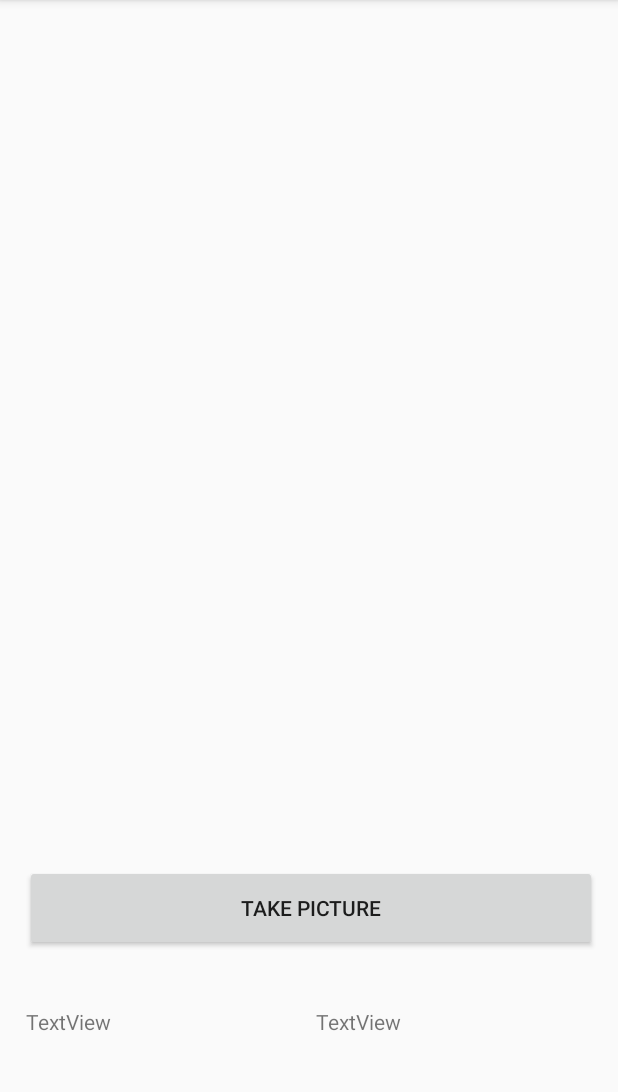
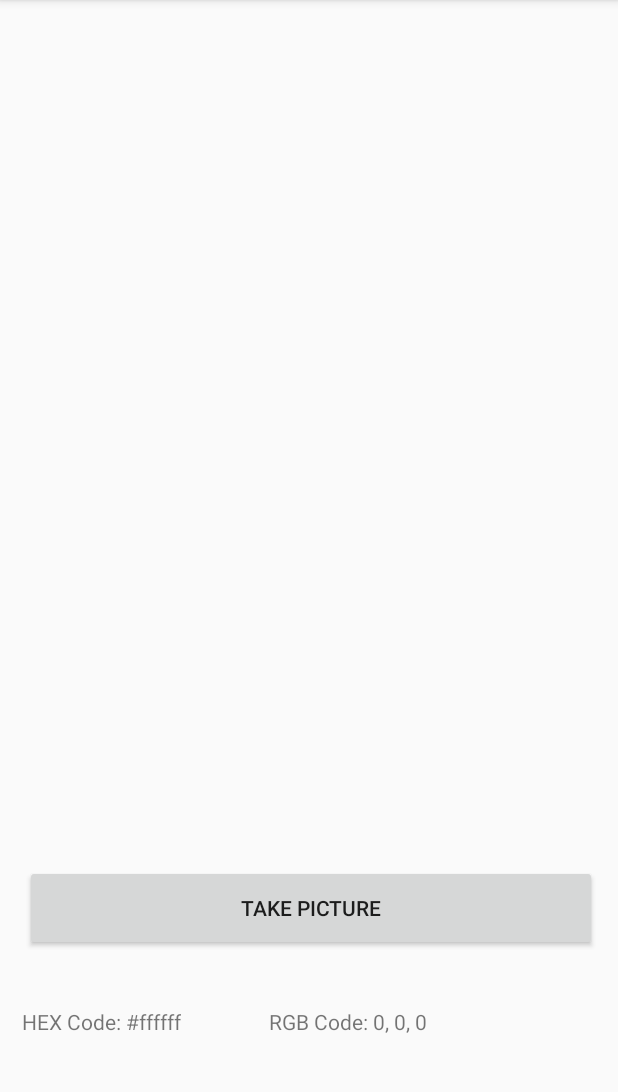
Before and after one commit to IIShortyII/Colourful, an Android app: the screen it shows after launch (MainActivity), on a phone screen of 412 x 824 dp, the part 84-1176 px from its top. Run offline under Robolectric (Android 15) with nearby library versions, the phone set to English and light mode, and no system bars.

Commit message:
Before DB Implementation

```diff
--- a/app/src/main/java/com/example/colourful/MainActivity.java
+++ b/app/src/main/java/com/example/colourful/MainActivity.java
@@ -4,15 +4,9 @@ import androidx.appcompat.app.AppCompatActivity;
 import androidx.core.content.FileProvider;
 
 import android.annotation.SuppressLint;
-import android.app.Activity;
-import android.content.ActivityNotFoundException;
-import android.content.ContentResolver;
-import android.content.Context;
 import android.content.Intent;
 import android.content.pm.PackageManager;
-import android.database.Cursor;
 import android.graphics.Bitmap;
-import android.graphics.BitmapFactory;
 import android.graphics.Color;
 import android.net.Uri;
 import android.os.Bundle;
@@ -24,21 +18,22 @@ import android.view.View;
 import android.widget.Button;
 import android.widget.ImageView;
 import android.widget.TextView;
-import android.widget.Toast;
 
-import java.io.ByteArrayOutputStream;
 import java.io.File;
 import java.io.IOException;
-import java.net.URI;
 import java.text.SimpleDateFormat;
 import java.util.Date;
+
+import java.util.*;
+
+
 
 public class MainActivity extends AppCompatActivity {
     //Creating Figures
     Button btn_takePic;
     ImageView m_imgV_Main;
-    TextView txt_breite;
-    TextView txt_hohe;
+    TextView txt_RGB;
+    TextView txt_HEX;
     //String m_currentPhotoPath;
     Uri currentPath;
     Bitmap m_Bitmap;
@@ -54,8 +49,8 @@ public class MainActivity extends AppCompatActivity {
         //Find Figures and Implement them
         btn_takePic = (Button) findViewById(R.id.btn_takepic);
         m_imgV_Main = (ImageView) findViewById(R.id.imgV_Main);
-        txt_breite = (TextView) findViewById(R.id.txt_breite);
-        txt_hohe = (TextView) findViewById(R.id.txt_hohe);
+        txt_RGB = (TextView) findViewById(R.id.txt_RGB);
+        txt_HEX = (TextView) findViewById(R.id.txt_HEX);
 
 
 //Taking Picture when Button is pressed
@@ -90,7 +85,8 @@ public class MainActivity extends AppCompatActivity {
             try {
                 m_Bitmap = MediaStore.Images.Media.getBitmap(this.getContentResolver(), currentPath);
                 m_imgV_Main.setImageBitmap(m_Bitmap);
-
+                txt_HEX.setText("HEX Code: #ffffff");
+                txt_RGB.setText("RGB Code: 0,0,0");
             } catch (IOException e) {
                 e.printStackTrace();
                 Log.e("ERROR ","Error while showing Picture in ImgView with Path: "+currentPath);
@@ -117,13 +113,28 @@ public class MainActivity extends AppCompatActivity {
                   hex = "#" + hex.substring(2);
 
              //Give User RGB and Hex Code of selected Colour
-                  txt_breite.setText("RGB Code: "+r +","+g +","+b);
-                  txt_hohe.setText("HEX Code: " + hex);
+                  txt_RGB.setText("RGB Code: "+r +","+g +","+b);
+                  txt_HEX.setText("HEX Code: " + hex);
                   Log.i("RGB Code",r +","+g +","+b);
                   Log.i("HEX Code", hex);
+
+             //Getting Colour Name
+
+
+
+
+
+
+
                     }
                     return true;
                 }
+
+
+
+
+
+
             });
             }
         }
@@ -170,6 +181,79 @@ public class MainActivity extends AppCompatActivity {
 
 
 
+//-------------------------------------------------------------------------------------------------
+/*
+    public class GetColourSearch {
+        public class ColourCodeInput1 {
+            String ColourName;
+            int red;
+            int green;
+            int blue;
+
+            public void ColourCodeInput(String ColourName, int red, int green, int blue) {
+                this.ColourName = ColourName;
+                this.red = red;
+                this.green = green;
+                this.blue = blue;
+            }
+            public int computeMSE(int pixR, int pixG, int pixB) {
+                return ((pixR-red)*(pixR-red) + (pixG-green)*(pixG-green) + (pixB-blue)*(pixB-blue))/3;
+            }
+            public String getName() {
+                return ColourName;
+            }
+
+
+
+            public class ABC{
+
+            }
+                public String main(String[] args) {
+
+
+            //Defining Colournames and Codes
+            ColourCodeInput1 colour1 = new ColourCodeInput1("AntiqueWhite", 0xFA, 0xEB, 0xD7);
+
+            //Add Colours to Array
+            ArrayList<ColourCodeInput1> al = new ArrayList<ColourCodeInput1>();
+
+            al.add(colour1);
+
+
+            //Iterator
+            //TODO: CHECK IF REALLY NEEDED
+            Iterator itr = al.iterator();
+
+            while (itr.hasNext()) {
+                ColourCodeInput1 cci = (ColourCodeInput1) itr.next();
+            }
+
+
+
+
+        public String getColourName(int red, int green, int blue){
+                    //TODO: Im Array nach der Farbe Suchen
+                    ColourCodeInput1 closestMatch = null;
+                    int minMSE = Integer.MAX_VALUE;
+                    int mse;
+                    for (ColourCodeInput1 c : al){
+                        mse = c.computeMSE(red,green,blue);
+                        if(mse < minMSE){
+                            minMSE =mse;
+                            closestMatch = c;
+                        }
+                    }
+                    if (closestMatch!= null){
+                        return closestMatch.getName();
+                    } else {
+                        return null;
+                    }
+                    }
+
+            }
+
+        }}
+*/
 
 
 
@@ -178,4 +262,5 @@ public class MainActivity extends AppCompatActivity {
 
 
 
+//END OF CODE
 }
--- a/app/src/main/res/layout/activity_main.xml
+++ b/app/src/main/res/layout/activity_main.xml
@@ -33,10 +33,10 @@
         tools:srcCompat="@color/colorPrimary" />
 
     <TextView
-        android:id="@+id/txt_hohe"
+        android:id="@+id/txt_HEX"
         android:layout_width="wrap_content"
         android:layout_height="wrap_content"
-        android:text="TextView"
+        android:text="HEX Code: #ffffff"
         app:layout_constraintBottom_toBottomOf="parent"
         app:layout_constraintEnd_toEndOf="parent"
         app:layout_constraintHorizontal_bias="0.048"
@@ -45,10 +45,10 @@
         app:layout_constraintVertical_bias="0.324" />
 
     <TextView
-        android:id="@+id/txt_breite"
+        android:id="@+id/txt_RGB"
         android:layout_width="wrap_content"
         android:layout_height="wrap_content"
-        android:text="TextView"
+        android:text="RGB Code: 0, 0, 0 "
         app:layout_constraintBottom_toBottomOf="parent"
         app:layout_constraintEnd_toEndOf="parent"
         app:layout_constraintHorizontal_bias="0.592"
```
